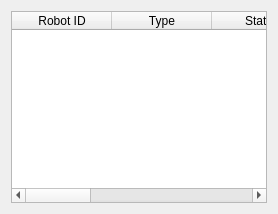
The window that shopee_ros2/src/shopee_main_service/shopee_main_service/dashboard/ui/tab_robot_status.ui (addinedu-roscamp-7th/roscamp-repo-1) describes before a commit, drawn with Qt 5.
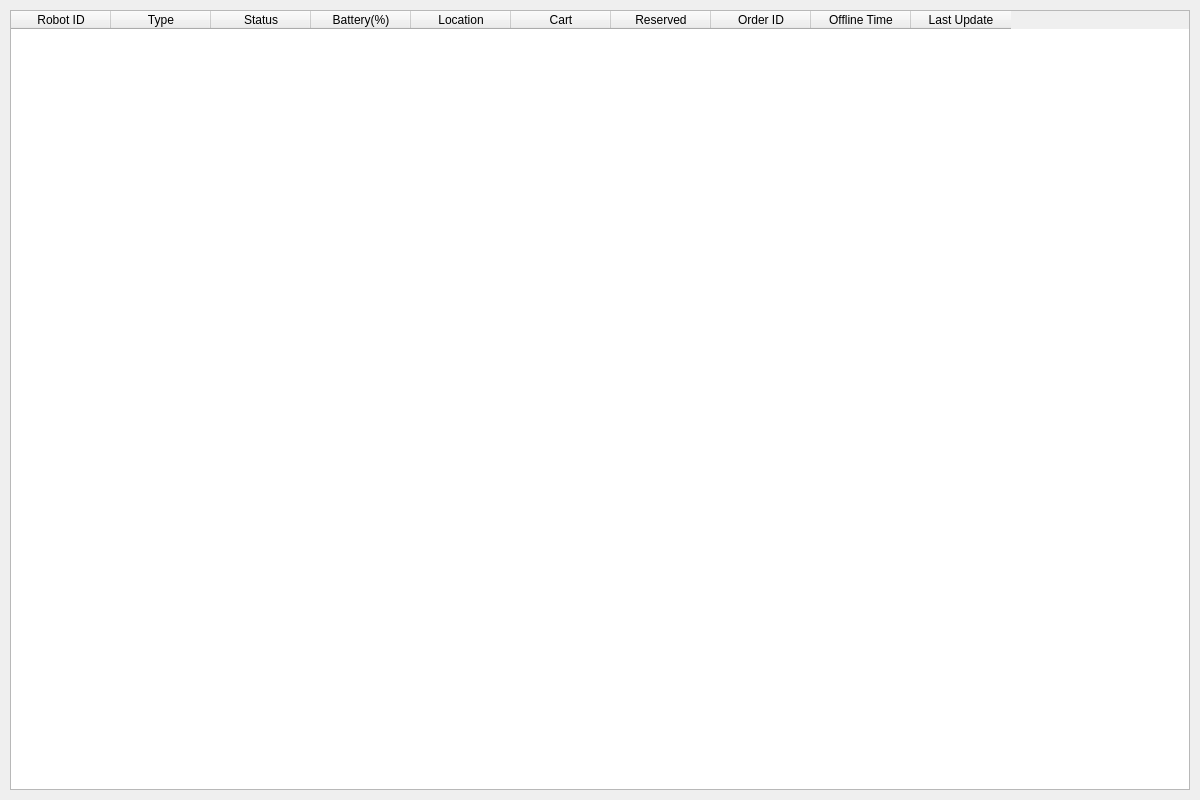
The same window after the commit.

```diff
--- a/shopee_ros2/src/shopee_main_service/shopee_main_service/dashboard/ui/tab_robot_status.ui
+++ b/shopee_ros2/src/shopee_main_service/shopee_main_service/dashboard/ui/tab_robot_status.ui
@@ -2,9 +2,29 @@
 <ui version="4.0">
  <class>RobotStatusTab</class>
  <widget class="QWidget" name="RobotStatusTab">
-  <layout class="QVBoxLayout" name="verticalLayout_6">
-   <item>
+  <property name="geometry">
+   <rect>
+    <x>0</x>
+    <y>0</y>
+    <width>1200</width>
+    <height>800</height>
+   </rect>
+  </property>
+  <property name="minimumSize">
+   <size>
+    <width>1200</width>
+    <height>800</height>
+   </size>
+  </property>
     <widget class="QTableWidget" name="robot_table">
+   <property name="geometry">
+    <rect>
+     <x>10</x>
+     <y>10</y>
+     <width>1180</width>
+     <height>780</height>
+    </rect>
+   </property>
      <property name="editTriggers">
       <set>QAbstractItemView::NoEditTriggers</set>
      </property>
@@ -34,6 +54,16 @@
        <string>Battery(%)</string>
       </property>
      </column>
+   <column>
+    <property name="text">
+     <string>Location</string>
+    </property>
+   </column>
+   <column>
+    <property name="text">
+     <string>Cart</string>
+    </property>
+   </column>
      <column>
       <property name="text">
        <string>Reserved</string>
@@ -44,14 +74,17 @@
        <string>Order ID</string>
       </property>
      </column>
+   <column>
+    <property name="text">
+     <string>Offline Time</string>
+    </property>
+   </column>
      <column>
       <property name="text">
        <string>Last Update</string>
       </property>
      </column>
     </widget>
-   </item>
-  </layout>
  </widget>
  <resources/>
  <connections/>
```
Lines whose indentation alone changed are shown as unchanged.
